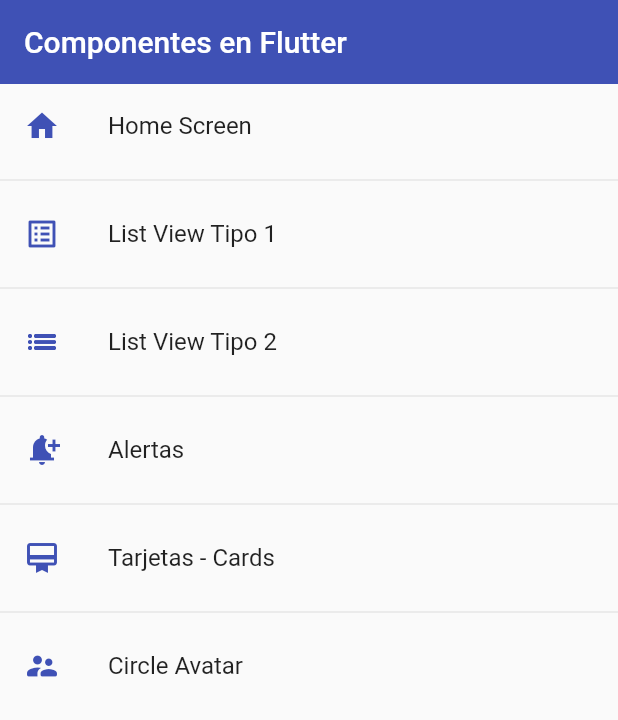
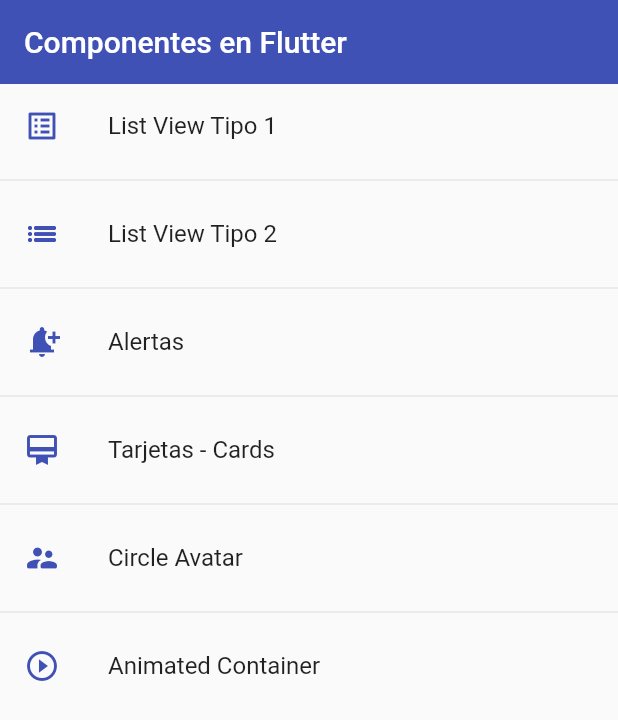
Before and after one commit to OscarAguilarL/fl-components, a Flutter app: the screen it shows after launch, on a phone screen of 412 x 824 dp. Shown: the top 720 px of the screen. Run offline on Flutter 3.47's test engine with Material 2 defaults, Android fonts, the phone set to English and light mode, and no system bars.

Commit message:
Widget - AnimatedContainer

```diff
--- a/lib/router/app_routes.dart
+++ b/lib/router/app_routes.dart
@@ -7,12 +7,12 @@ class AppRoutes {
 
   static final menuOptions = <MenuOption>[
     // todo: borrar home
-    MenuOption(
-      route: 'home',
-      nombre: 'Home Screen',
-      screen: const HomeScreen(),
-      icon: Icons.home,
-    ),
+    // MenuOption(
+    //   route: 'home',
+    //   nombre: 'Home Screen',
+    //   screen: const HomeScreen(),
+    //   icon: Icons.home,
+    // ),
     MenuOption(
       route: 'listview1',
       nombre: 'List View Tipo 1',
@@ -43,10 +43,17 @@ class AppRoutes {
       screen: const AvatarScreen(),
       icon: Icons.supervisor_account_rounded,
     ),
+    MenuOption(
+      route: 'Animated',
+      nombre: 'Animated Container',
+      screen: const AnimatedScreen(),
+      icon: Icons.play_circle_outline,
+    ),
   ];
 
   static Map<String, Widget Function(BuildContext)> getAppRoutes() {
     Map<String, Widget Function(BuildContext)> appRoutes = {};
+    appRoutes.addAll({'home': (BuildContext context) => const HomeScreen()});
 
     for (final option in menuOptions) {
       appRoutes.addAll({option.route: (BuildContext context) => option.screen});
--- a/lib/screens/screens.dart
+++ b/lib/screens/screens.dart
@@ -4,3 +4,4 @@ export 'package:fl_components/screens/card_screen.dart';
 export 'package:fl_components/screens/home_screen.dart';
 export 'package:fl_components/screens/listview1_screen.dart';
 export 'package:fl_components/screens/listview2_screen.dart';
+export 'package:fl_components/screens/animated_screen.dart';
```
Also changed, not shown: lib/screens/animated_screen.dart (added, +53 -0 lines).
